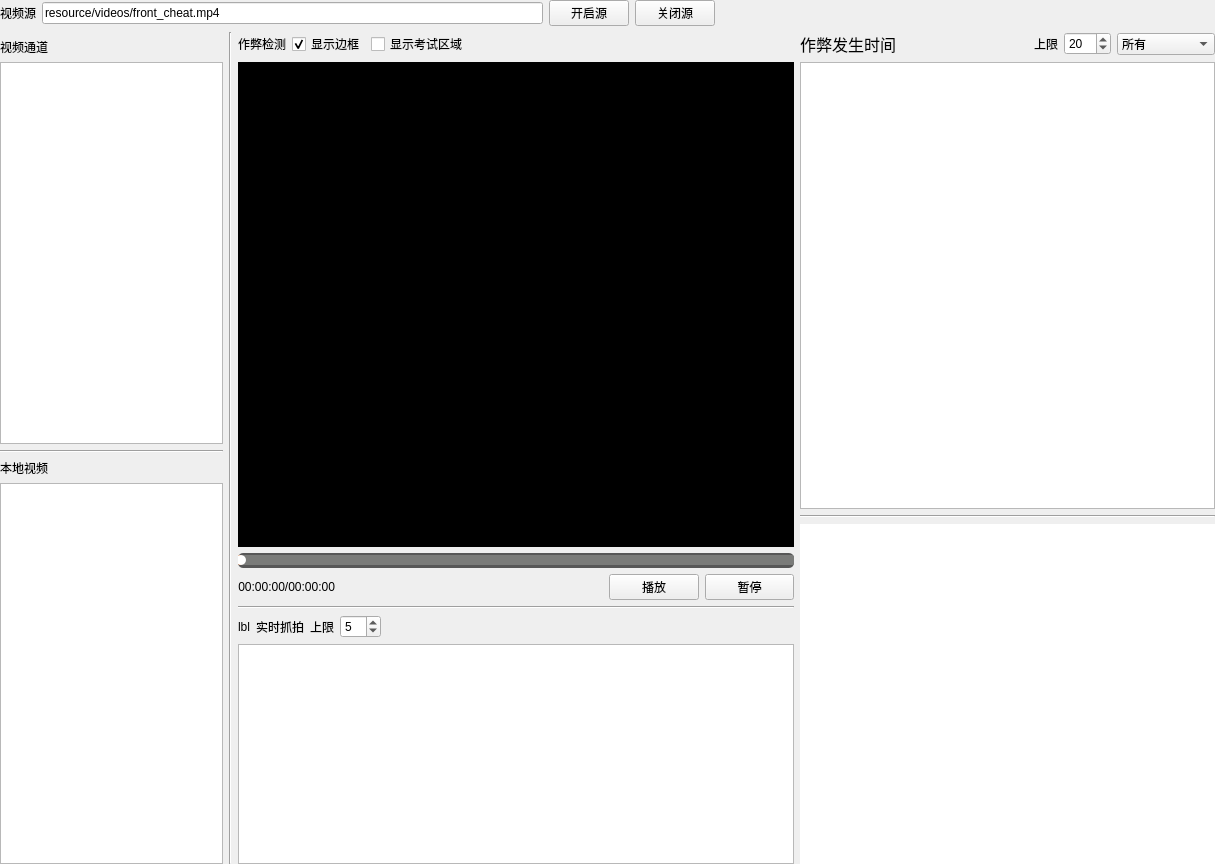
Qt form ui/cheating_detection.ui (hongyaohongyao/smart_classroom_demo) before a commit.
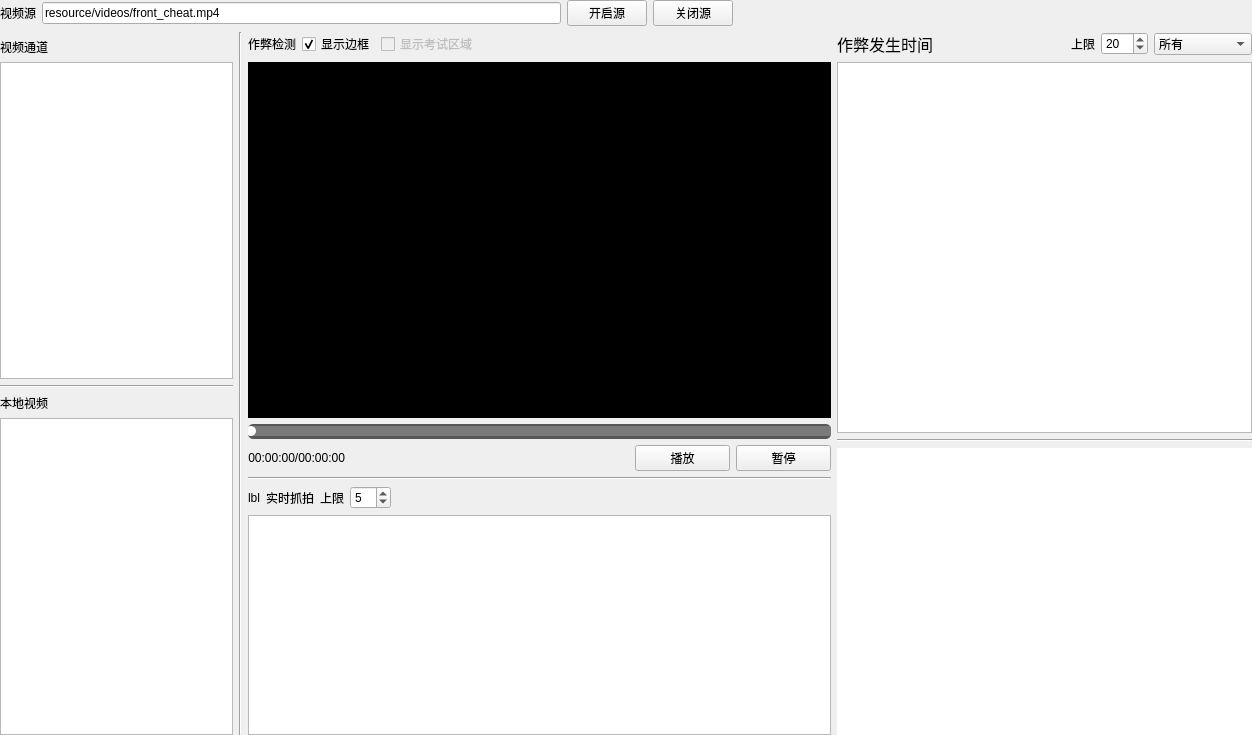
The same form after that commit.

```diff
--- a/ui/cheating_detection.ui
+++ b/ui/cheating_detection.ui
@@ -6,8 +6,8 @@
    <rect>
     <x>0</x>
     <y>0</y>
-    <width>1215</width>
-    <height>864</height>
+    <width>1252</width>
+    <height>735</height>
    </rect>
   </property>
   <property name="windowTitle">
@@ -146,6 +146,9 @@
            </item>
            <item>
             <widget class="QCheckBox" name="show_area_ckb">
+             <property name="enabled">
+              <bool>false</bool>
+             </property>
              <property name="text">
               <string>显示考试区域</string>
              </property>
```
